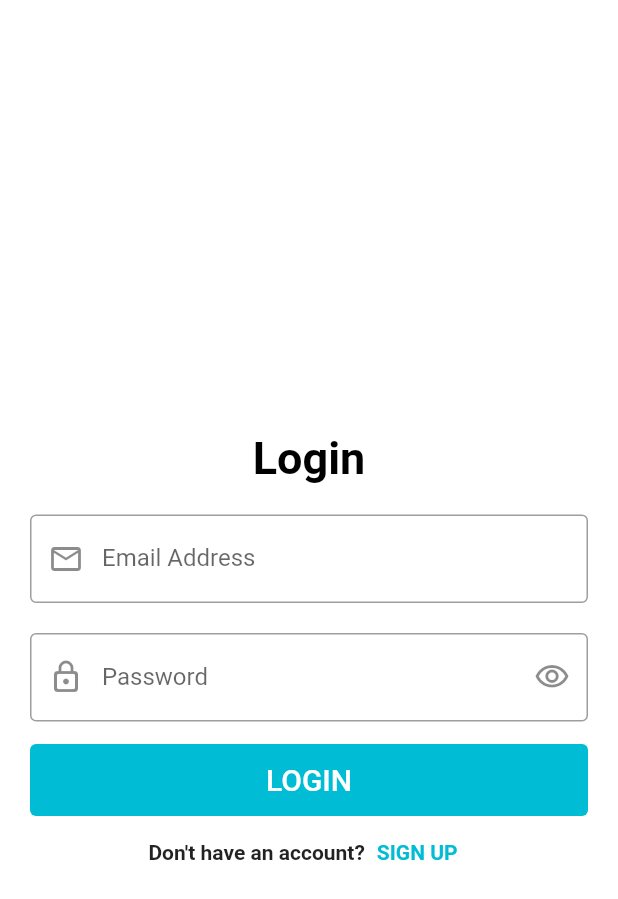
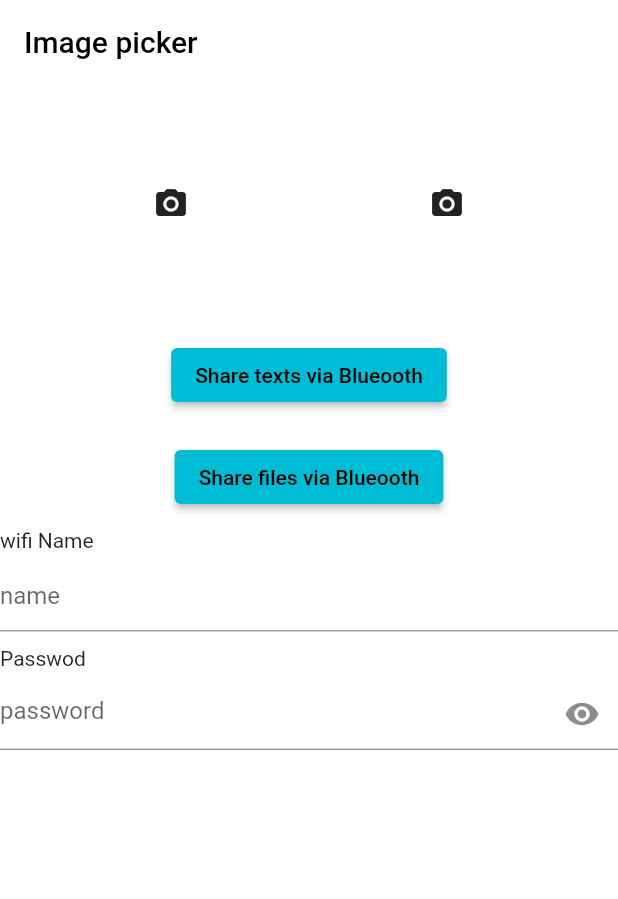
Before and after one commit to MasameEh/BeMyGuide_app, a Flutter app: the screen it shows after launch, on a phone screen of 412 x 824 dp. Shown: the top 899 px of the screen. Run offline on Flutter 3.47's test engine with Material 2 defaults, Android fonts, the phone set to English and light mode, and no system bars; our stand-ins replace bloc, cloud_firestore, conditional_builder_null_safety, dio, file_picker, firebase_auth and 6 more; accounts and stored records are empty.

Commit message:
bluetooth task

```diff
--- a/lib/main.dart
+++ b/lib/main.dart
@@ -3,6 +3,7 @@ import 'package:firebase_core/firebase_core.dart';
 import 'package:flutter/material.dart';
 import 'package:flutter/services.dart';
 import 'package:graduation_project/layout/eyes_app/eyes_layout.dart';
+import 'package:graduation_project/modules/blind_features/blindfeatures_screen.dart';
 import 'package:graduation_project/modules/login/login_screen.dart';
 import 'package:graduation_project/shared/bloc_observer.dart';
 import 'package:graduation_project/shared/network/local/cache_helper.dart';
@@ -60,7 +61,7 @@ class MyApp extends StatelessWidget {
         ),
       ),
       debugShowCheckedModeBanner: false,
-      home: startWidget,
+      home: BlindFeaturesScreen(),
     );
   }
 }
--- /dev/null
+++ b/lib/modules/blind_features/blindfeatures_screen.dart
@@ -0,0 +1,158 @@
+// TODO Implement this library.
+import 'package:flutter/material.dart';
+import 'dart:io';
+import 'dart:typed_data';
+import 'dart:ui';
+import 'package:image_picker/image_picker.dart';
+import 'package:path/path.dart';
+import 'package:share_plus/share_plus.dart';
+import 'package:file_picker/file_picker.dart';
+class BlindFeaturesScreen extends StatefulWidget {
+  const BlindFeaturesScreen({super.key});
+
+  @override
+  State<BlindFeaturesScreen> createState() => _MyWidgetState();
+}
+
+class _MyWidgetState extends State<BlindFeaturesScreen> {
+  File?  _image;
+  final ImagePicker _picker = ImagePicker();
+  bool pwVisible = true;
+  var nameController = TextEditingController();
+  var pwController = TextEditingController();
+  SnackBar snackBar = SnackBar(
+  content: Text('missing name or passwoed'),
+);
+ List<String> imagePaths = [];
+  List<String> imageNames = [];
+  @override
+  Widget build(BuildContext context) {
+    return Scaffold(
+      appBar: AppBar(title: Text('Image picker')),
+      body: SingleChildScrollView(
+        child: Column(
+          mainAxisAlignment: MainAxisAlignment.center,
+          children: [
+            Row(
+              mainAxisAlignment: MainAxisAlignment.center,
+              // ignore: prefer_const_literals_to_create_immutables
+              children: [
+                GestureDetector(
+                  onTap: pickImageFromCamera,
+                  child: Icon(Icons.camera_alt)
+                  ),
+                CircleAvatar(
+                  backgroundImage: _image==null?null:FileImage(_image!),
+                  backgroundColor: Colors.white,
+                  radius: 80,
+                ),
+                GestureDetector(
+                  onTap: pickImageFromGallery,
+                  child: Icon(Icons.camera_alt)
+                  ),
+              ],
+            ),
+            SizedBox(
+              height: 10,
+            ),
+      //share text
+            ElevatedButton(
+              onPressed: (){
+                if(nameController.text.isEmpty || pwController.text.isEmpty){
+                    ScaffoldMessenger.of(context).showSnackBar(snackBar);
+                }
+                  else {
+                  Share.share('${nameController.text}\n${pwController.text}');
+                }
+              },
+               child: Text('Share texts via Blueooth'),
+               ),
+            SizedBox(
+              height: 10,
+            ),
+            SizedBox(height: 10,),
+            //Share files
+             ElevatedButton(
+              onPressed:sendFiles ,
+               child: Text('Share files via Blueooth'),
+               ),
+            SizedBox(
+              height: 10,
+            ),
+            Row(
+              mainAxisAlignment: MainAxisAlignment.start,
+              children: [
+                Text('wifi Name'),
+              ],
+            ),
+             SizedBox(
+              height: 5,
+            ),
+            TextField(
+              decoration: InputDecoration(
+                hintText: 'name',
+              ),
+              controller: nameController,
+            ),
+             SizedBox(
+              height: 10,
+            ),
+            Row(
+              mainAxisAlignment: MainAxisAlignment.start,
+              children: [
+                Text('Passwod'),
+              ],
+            ),
+             SizedBox(
+              height: 5,
+            ),
+            TextField(
+               decoration: InputDecoration(
+                hintText: 'password',
+                suffixIcon: IconButton(onPressed: (){setState(() {
+                  pwVisible=!pwVisible;
+                });}, icon:pwVisible?Icon(Icons.visibility):Icon(Icons.visibility_off)),
+              ),
+              keyboardType: TextInputType.visiblePassword,
+              obscureText: pwVisible,
+              controller: pwController,
+
+            ),
+          ],
+        ),
+      ),
+    );
+  }
+
+  void pickImageFromCamera() async {
+     var image = await _picker.pickImage(source: ImageSource.camera);
+    setState(() {
+      _image = File(image!.path) ;
+
+    });
+  }
+  void pickImageFromGallery() async {
+     var image = await _picker.pickImage(source: ImageSource.gallery);
+    setState(() {
+      _image = File(image!.path) ;
+
+    });
+  }
+  Future<List<String?>> pickFile()async{
+    final result = await FilePicker.platform.pickFiles(allowMultiple: true);
+
+   return result!.paths ;
+}
+//send images
+Future<void> sendImage()async {
+final res = await ImagePicker().pickImage(source: ImageSource.gallery);
+late String paths = res!.path;
+await Share.shareFiles([paths],text: 'Image 1');
+ }
+ //send files
+ Future<void> sendFiles()async{
+ final res = await FilePicker.platform.pickFiles(allowMultiple: true);
+List<String>? filePath = res!.files.map((e) => e.path).cast<String>().toList();
+await Share.shareFiles(filePath,text: 'List of files');
+ }
+  }
--- a/pubspec.yaml
+++ b/pubspec.yaml
@@ -46,6 +46,10 @@ dependencies:
   firebase_core: ^2.4.1
   firebase_auth: ^4.2.5
   cloud_firestore: ^4.3.1
+  image_picker: ^0.8.6+1
+  path: ^1.8.2
+  share_plus: ^6.3.1
+  file_picker: ^5.2.5
 
 dev_dependencies:
   flutter_test:
```
Also changed, not shown: pubspec.lock, 1 other file.
